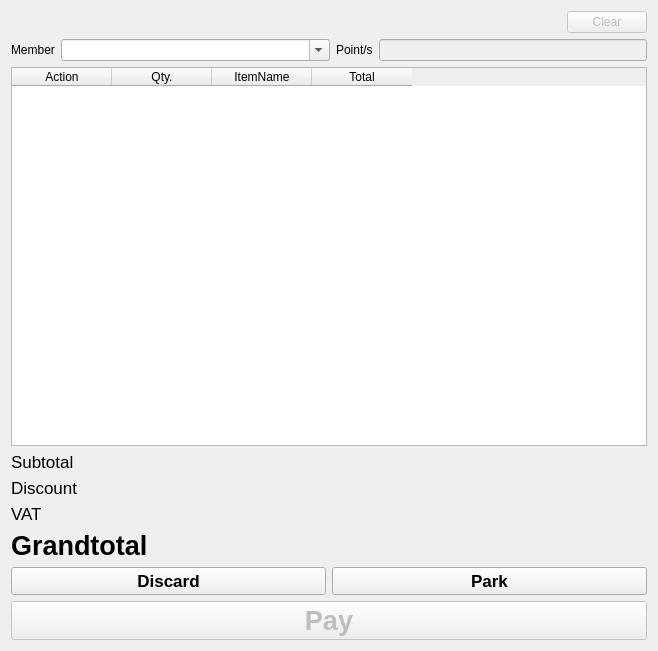
Before: the Qt Designer form app/views/templates/generated/PreOrder.ui in rondalefloyd/mts-pos, drawn with Qt 5.
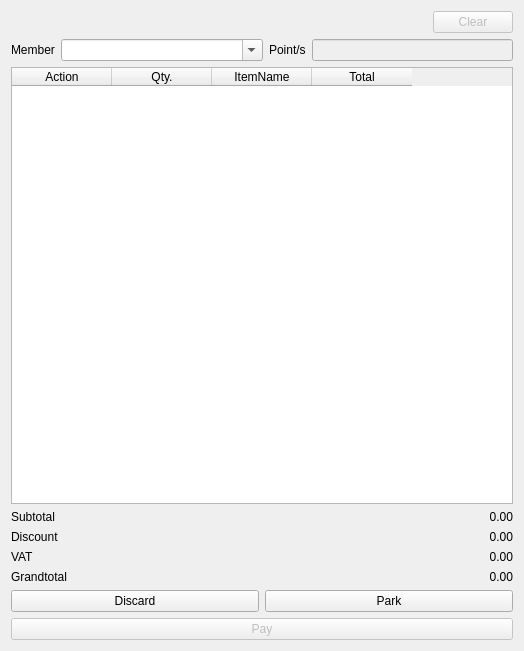
After: the same form once the commit is applied.

```diff
--- a/app/views/templates/generated/PreOrder.ui
+++ b/app/views/templates/generated/PreOrder.ui
@@ -6,7 +6,7 @@
    <rect>
     <x>0</x>
     <y>0</y>
-    <width>658</width>
+    <width>524</width>
     <height>651</height>
    </rect>
   </property>
@@ -18,13 +18,6 @@
     <layout class="QHBoxLayout" name="horizontalLayout_2">
      <item>
       <widget class="QLabel" name="labelOrderType">
-       <property name="font">
-        <font>
-         <pointsize>13</pointsize>
-         <weight>75</weight>
-         <bold>true</bold>
-        </font>
-       </property>
        <property name="text">
         <string>&lt;OrderType&gt;</string>
        </property>
@@ -166,100 +159,27 @@
     <layout class="QFormLayout" name="formLayout">
      <item row="0" column="0">
       <widget class="QLabel" name="label">
-       <property name="font">
-        <font>
-         <pointsize>13</pointsize>
-        </font>
-       </property>
        <property name="text">
         <string>Subtotal</string>
        </property>
       </widget>
      </item>
-     <item row="0" column="1">
-      <widget class="QLabel" name="labelSubtotal">
-       <property name="font">
-        <font>
-         <pointsize>13</pointsize>
-         <weight>75</weight>
-         <bold>true</bold>
-        </font>
-       </property>
-       <property name="text">
-        <string>&lt;Subtotal&gt;</string>
-       </property>
-       <property name="alignment">
-        <set>Qt::AlignRight|Qt::AlignTrailing|Qt::AlignVCenter</set>
-       </property>
-      </widget>
-     </item>
      <item row="1" column="0">
       <widget class="QLabel" name="label_2">
-       <property name="font">
-        <font>
-         <pointsize>13</pointsize>
-        </font>
-       </property>
        <property name="text">
         <string>Discount</string>
        </property>
       </widget>
      </item>
-     <item row="1" column="1">
-      <widget class="QLabel" name="labelDiscount">
-       <property name="font">
-        <font>
-         <pointsize>13</pointsize>
-         <weight>75</weight>
-         <bold>true</bold>
-        </font>
-       </property>
-       <property name="text">
-        <string>&lt;Discount&gt;</string>
-       </property>
-       <property name="alignment">
-        <set>Qt::AlignRight|Qt::AlignTrailing|Qt::AlignVCenter</set>
-       </property>
-      </widget>
-     </item>
      <item row="2" column="0">
       <widget class="QLabel" name="label_3">
-       <property name="font">
-        <font>
-         <pointsize>13</pointsize>
-        </font>
-       </property>
        <property name="text">
         <string>VAT</string>
        </property>
       </widget>
      </item>
-     <item row="2" column="1">
-      <widget class="QLabel" name="labelTax">
-       <property name="font">
-        <font>
-         <pointsize>13</pointsize>
-         <weight>75</weight>
-         <bold>true</bold>
-        </font>
-       </property>
-       <property name="text">
-        <string>&lt;Tax&gt;</string>
-       </property>
-       <property name="alignment">
-        <set>Qt::AlignRight|Qt::AlignTrailing|Qt::AlignVCenter</set>
-       </property>
-      </widget>
-     </item>
      <item row="3" column="0">
       <widget class="QLabel" name="label_4">
-       <property name="font">
-        <font>
-         <pointsize>20</pointsize>
-         <weight>75</weight>
-         <bold>true</bold>
-        </font>
-       </property>
        <property name="text">
         <string>Grandtotal</string>
        </property>
@@ -267,15 +187,38 @@
      </item>
      <item row="3" column="1">
       <widget class="QLabel" name="labelGrandTotal">
-       <property name="font">
-        <font>
-         <pointsize>20</pointsize>
-         <weight>75</weight>
-         <bold>true</bold>
-        </font>
+       <property name="text">
+        <string>0.00</string>
        </property>
+       <property name="alignment">
+        <set>Qt::AlignRight|Qt::AlignTrailing|Qt::AlignVCenter</set>
+       </property>
+      </widget>
+     </item>
+     <item row="2" column="1">
+      <widget class="QLabel" name="labelTax">
        <property name="text">
-        <string>&lt;Grandtotal&gt;</string>
+        <string>0.00</string>
+       </property>
+       <property name="alignment">
+        <set>Qt::AlignRight|Qt::AlignTrailing|Qt::AlignVCenter</set>
+       </property>
+      </widget>
+     </item>
+     <item row="1" column="1">
+      <widget class="QLabel" name="labelDiscount">
+       <property name="text">
+        <string>0.00</string>
+       </property>
+       <property name="alignment">
+        <set>Qt::AlignRight|Qt::AlignTrailing|Qt::AlignVCenter</set>
+       </property>
+      </widget>
+     </item>
+     <item row="0" column="1">
+      <widget class="QLabel" name="labelSubtotal">
+       <property name="text">
+        <string>0.00</string>
        </property>
        <property name="alignment">
         <set>Qt::AlignRight|Qt::AlignTrailing|Qt::AlignVCenter</set>
@@ -288,13 +231,6 @@
     <layout class="QHBoxLayout" name="horizontalLayout">
      <item>
       <widget class="QPushButton" name="pushButtonDiscard">
-       <property name="font">
-        <font>
-         <pointsize>13</pointsize>
-         <weight>75</weight>
-         <bold>true</bold>
-        </font>
-       </property>
        <property name="text">
         <string>Discard</string>
        </property>
@@ -302,19 +238,9 @@
      </item>
      <item>
       <widget class="QPushButton" name="pushButtonPark">
-       <property name="font">
-        <font>
-         <pointsize>13</pointsize>
-         <weight>75</weight>
-         <bold>true</bold>
-        </font>
-       </property>
        <property name="text">
         <string>Park</string>
        </property>
-       <property name="checkable">
-        <bool>true</bool>
-       </property>
       </widget>
      </item>
     </layout>
@@ -324,13 +250,6 @@
      <property name="enabled">
       <bool>false</bool>
      </property>
-     <property name="font">
-      <font>
-       <pointsize>20</pointsize>
-       <weight>75</weight>
-       <bold>true</bold>
-      </font>
-     </property>
      <property name="text">
       <string>Pay</string>
      </property>
```
